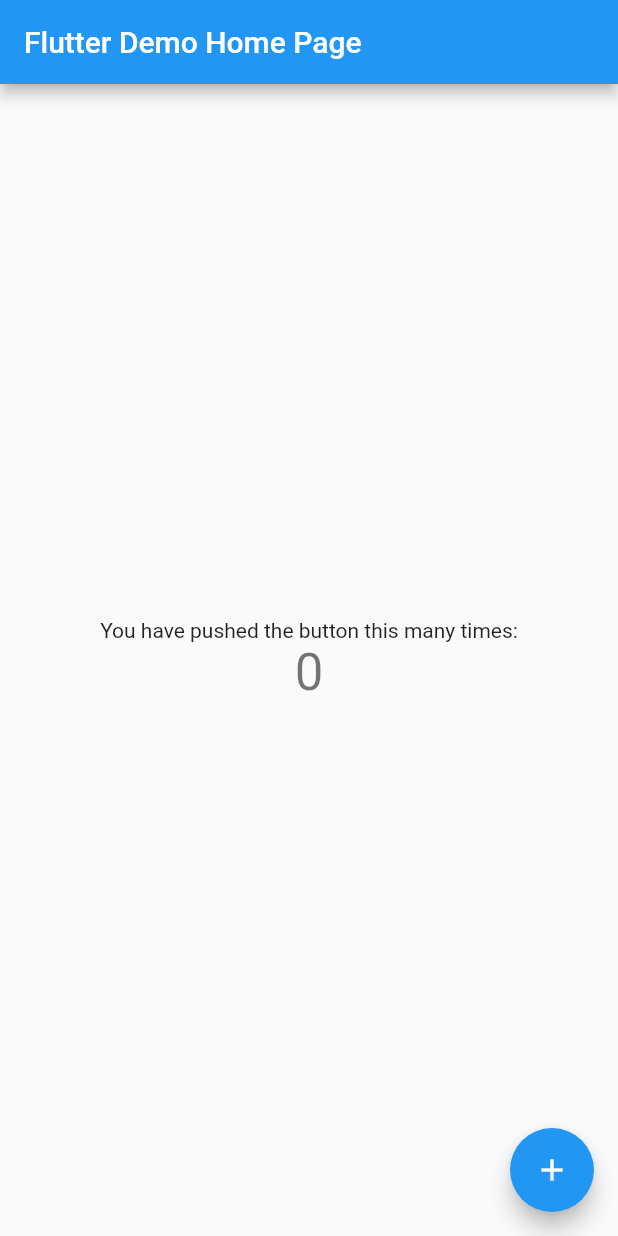
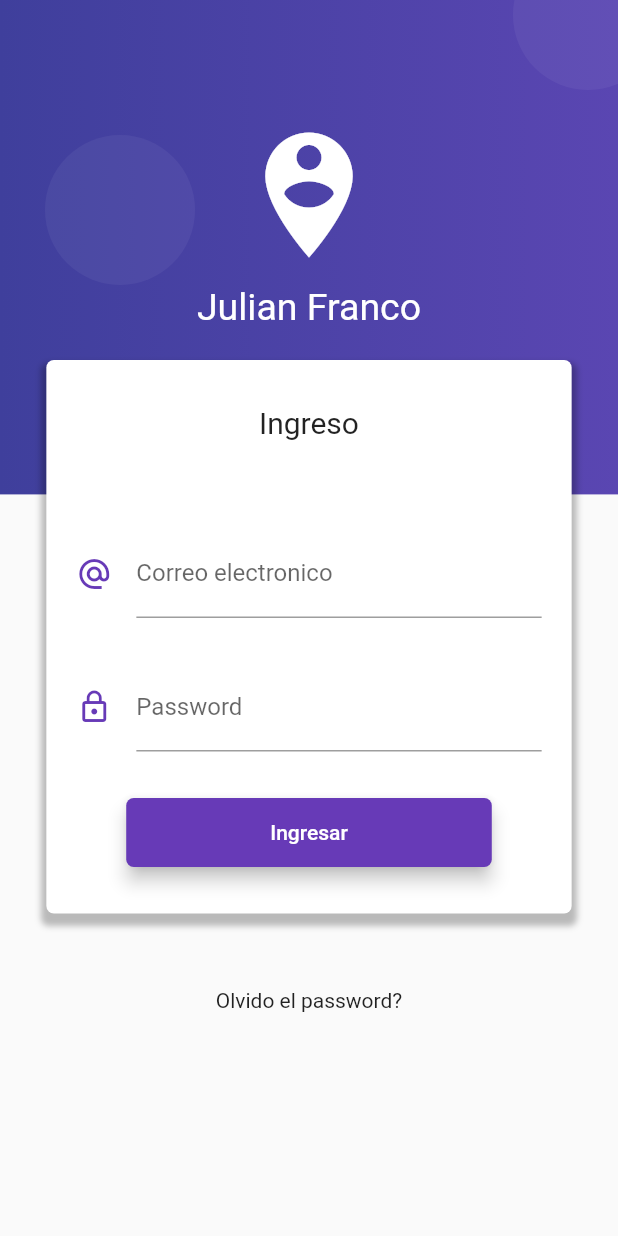
Before and after one commit to julianfrancodev/bloc-forms-flutter, a Flutter app: the screen it shows after launch, on a phone screen of 412 x 824 dp. Run offline on Flutter 3.47's test engine with Material 2 defaults, Android fonts, the phone set to English and light mode, and no system bars.

```diff
--- a/lib/main.dart
+++ b/lib/main.dart
@@ -1,117 +1,10 @@
+import 'package:bloc_validate_forms/src/routes/routes.dart';
 import 'package:flutter/material.dart';
 
-void main() {
-  runApp(MyApp());
+void main(){
+  runApp(MaterialApp(
+    title: 'Bloc Validate',
+    initialRoute: '/',
+    routes: routes,
+  ));
 }
-
-class MyApp extends StatelessWidget {
-  // This widget is the root of your application.
-  @override
-  Widget build(BuildContext context) {
-    return MaterialApp(
-      title: 'Flutter Demo',
-      theme: ThemeData(
-        // This is the theme of your application.
-        //
-        // Try running your application with "flutter run". You'll see the
-        // application has a blue toolbar. Then, without quitting the app, try
-        // changing the primarySwatch below to Colors.green and then invoke
-        // "hot reload" (press "r" in the console where you ran "flutter run",
-        // or simply save your changes to "hot reload" in a Flutter IDE).
-        // Notice that the counter didn't reset back to zero; the application
-        // is not restarted.
-        primarySwatch: Colors.blue,
-        // This makes the visual density adapt to the platform that you run
-        // the app on. For desktop platforms, the controls will be smaller and
-        // closer together (more dense) than on mobile platforms.
-        visualDensity: VisualDensity.adaptivePlatformDensity,
-      ),
-      home: MyHomePage(title: 'Flutter Demo Home Page'),
-    );
-  }
-}
-
-class MyHomePage extends StatefulWidget {
-  MyHomePage({Key key, this.title}) : super(key: key);
-
-  // This widget is the home page of your application. It is stateful, meaning
-  // that it has a State object (defined below) that contains fields that affect
-  // how it looks.
-
-  // This class is the configuration for the state. It holds the values (in this
-  // case the title) provided by the parent (in this case the App widget) and
-  // used by the build method of the State. Fields in a Widget subclass are
-  // always marked "final".
-
-  final String title;
-
-  @override
-  _MyHomePageState createState() => _MyHomePageState();
-}
-
-class _MyHomePageState extends State<MyHomePage> {
-  int _counter = 0;
-
-  void _incrementCounter() {
-    setState(() {
-      // This call to setState tells the Flutter framework that something has
-      // changed in this State, which causes it to rerun the build method below
-      // so that the display can reflect the updated values. If we changed
-      // _counter without calling setState(), then the build method would not be
-      // called again, and so nothing would appear to happen.
-      _counter++;
-    });
-  }
-
-  @override
-  Widget build(BuildContext context) {
-    // This method is rerun every time setState is called, for instance as done
-    // by the _incrementCounter method above.
-    //
-    // The Flutter framework has been optimized to make rerunning build methods
-    // fast, so that you can just rebuild anything that needs updating rather
-    // than having to individually change instances of widgets.
-    return Scaffold(
-      appBar: AppBar(
-        // Here we take the value from the MyHomePage object that was created by
-        // the App.build method, and use it to set our appbar title.
-        title: Text(widget.title),
-      ),
-      body: Center(
-        // Center is a layout widget. It takes a single child and positions it
-        // in the middle of the parent.
-        child: Column(
-          // Column is also a layout widget. It takes a list of children and
-          // arranges them vertically. By default, it sizes itself to fit its
-          // children horizontally, and tries to be as tall as its parent.
-          //
-          // Invoke "debug painting" (press "p" in the console, choose the
-          // "Toggle Debug Paint" action from the Flutter Inspector in Android
-          // Studio, or the "Toggle Debug Paint" command in Visual Studio Code)
-          // to see the wireframe for each widget.
-          //
-          // Column has various properties to control how it sizes itself and
-          // how it positions its children. Here we use mainAxisAlignment to
-          // center the children vertically; the main axis here is the vertical
-          // axis because Columns are vertical (the cross axis would be
-          // horizontal).
-          mainAxisAlignment: MainAxisAlignment.center,
-          children: <Widget>[
-            Text(
-              'You have pushed the button this many times:',
-            ),
-            Text(
-              '$_counter',
-              style: Theme.of(context).textTheme.headline4,
-            ),
-          ],
-        ),
-      ),
-      floatingActionButton: FloatingActionButton(
-        onPressed: _incrementCounter,
-        tooltip: 'Increment',
-        child: Icon(Icons.add),
-      ), // This trailing comma makes auto-formatting nicer for build methods.
-    );
-  }
-}
--- /dev/null
+++ b/lib/src/pages/HomePage.dart
@@ -0,0 +1,192 @@
+import 'package:flutter/material.dart';
+
+class HomePage extends StatefulWidget {
+  @override
+  _HomePageState createState() => _HomePageState();
+}
+
+class _HomePageState extends State<HomePage> {
+  @override
+  Widget build(BuildContext context) {
+    return Scaffold(
+        body: Stack(
+      children: [
+        _renderBackground(context),
+        _renderLoginForm(context),
+      ],
+    ));
+  }
+
+  Widget _renderLoginForm(BuildContext context) {
+    final size = MediaQuery.of(context).size;
+
+    return SingleChildScrollView(
+      child: Column(
+        children: [
+          SafeArea(
+              child: Container(
+            height: 190,
+          )),
+          Container(
+            width: size.width * 0.85,
+            padding: EdgeInsets.symmetric(vertical: 30),
+            margin: EdgeInsets.symmetric(vertical: 50),
+            decoration: BoxDecoration(
+                color: Colors.white,
+                borderRadius: BorderRadius.circular(5),
+                boxShadow: [
+                  BoxShadow(
+                      color: Colors.black26,
+                      blurRadius: 3,
+                      offset: Offset(0.0, 5.0),
+                      spreadRadius: 3)
+                ]),
+            child: Column(
+              children: [
+                Text(
+                  'Ingreso',
+                  style: TextStyle(fontSize: 20),
+                ),
+                SizedBox(
+                  height: 60,
+                ),
+                _renderEmailInput(),
+                SizedBox(
+                  height: 30,
+                ),
+                _renderPassword(),
+                SizedBox(
+                  height: 30,
+                ),
+                _renderButton(),
+              ],
+            ),
+          ),
+          Text('Olvido el password?'),
+          SizedBox(height: 100,)
+        ],
+      ),
+    );
+  }
+
+  Widget _renderEmailInput() {
+    return Container(
+      padding: EdgeInsets.symmetric(horizontal: 20),
+      child: TextField(
+        keyboardType: TextInputType.emailAddress,
+        decoration: InputDecoration(
+            icon: Icon(
+              Icons.alternate_email,
+              color: Colors.deepPurple,
+            ),
+            hintText: "correo@corre.com",
+            labelText: "Correo electronico"),
+      ),
+    );
+  }
+
+  Widget _renderPassword() {
+    return Container(
+      padding: EdgeInsets.symmetric(horizontal: 20),
+      child: TextField(
+        obscureText: true,
+        keyboardType: TextInputType.visiblePassword,
+        decoration: InputDecoration(
+            icon: Icon(
+              Icons.lock_outline,
+              color: Colors.deepPurple,
+            ),
+            hintText: "Password",
+            labelText: "Password"),
+      ),
+    );
+  }
+
+  Widget _renderButton() {
+    return RaisedButton(
+      shape: RoundedRectangleBorder(borderRadius: BorderRadius.circular(5)),
+      elevation: 5,
+      color: Colors.deepPurple,
+      onPressed: () {},
+      child: Container(
+        padding: EdgeInsets.symmetric(horizontal: 80, vertical: 15),
+        child: Text(
+          'Ingresar',
+          style: TextStyle(color: Colors.white),
+        ),
+      ),
+    );
+  }
+
+  Widget _renderBackground(BuildContext context) {
+    final size = MediaQuery.of(context).size;
+    final purpleBackground = Container(
+      height: size.height * 0.4,
+      width: double.infinity,
+      decoration: BoxDecoration(
+          gradient: LinearGradient(colors: [
+        Color.fromRGBO(63, 63, 156, 1),
+        Color.fromRGBO(90, 70, 178, 1),
+      ])),
+    );
+
+    final circle = Container(
+      width: 100,
+      height: 100,
+      decoration: BoxDecoration(
+          borderRadius: BorderRadius.circular(100),
+          color: Color.fromRGBO(255, 255, 255, 0.05)),
+    );
+
+    return Stack(
+      children: [
+        purpleBackground,
+        Positioned(
+          child: circle,
+          top: 90,
+          left: 30,
+        ),
+        Positioned(
+          child: circle,
+          top: -40,
+          right: -30,
+        ),
+        Positioned(
+          child: circle,
+          bottom: -50,
+          right: -10,
+        ),
+        Positioned(
+          child: circle,
+          bottom: 120,
+          right: 20,
+        ),
+        Positioned(
+          child: circle,
+          bottom: -50,
+          right: -20,
+        ),
+        Container(
+          padding: EdgeInsets.only(top: 80),
+          child: Column(
+            children: [
+              Icon(
+                Icons.person_pin_circle,
+                color: Colors.white,
+                size: 100,
+              ),
+              SizedBox(
+                height: 10,
+                width: double.infinity,
+              ),
+              Text(
+                'Julian Franco',
+                style: TextStyle(color: Colors.white, fontSize: 25),
+              )
+            ],
+          ),
+        )
+      ],
+    );
+  }
+}
--- /dev/null
+++ b/lib/src/routes/routes.dart
@@ -0,0 +1,6 @@
+import 'package:bloc_validate_forms/src/pages/HomePage.dart';
+import 'package:flutter/material.dart';
+
+final Map<String, Widget Function(BuildContext)> routes = {
+  '/': (context) => HomePage()
+};
```
Also changed, not shown: 2 other files.
